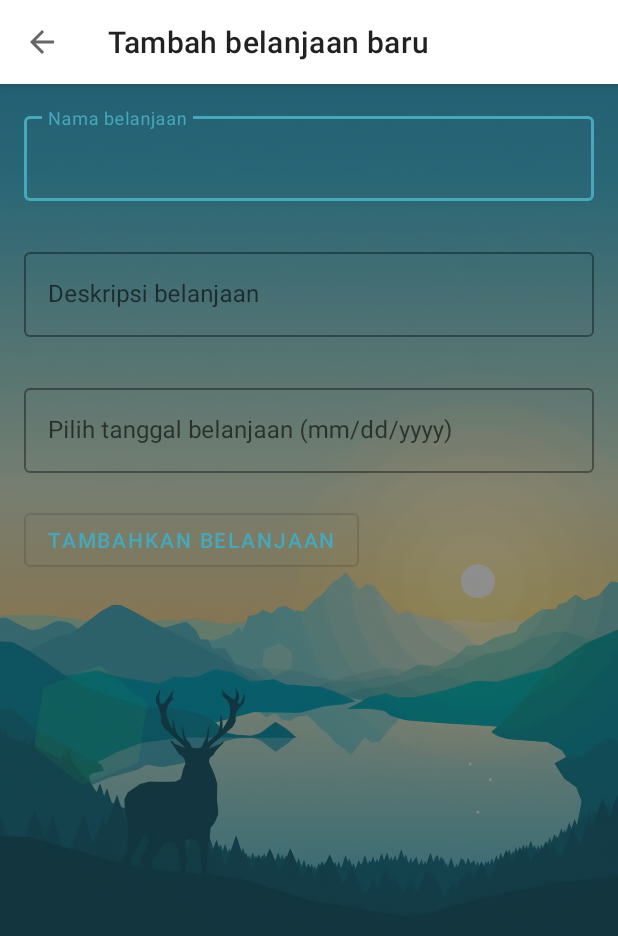
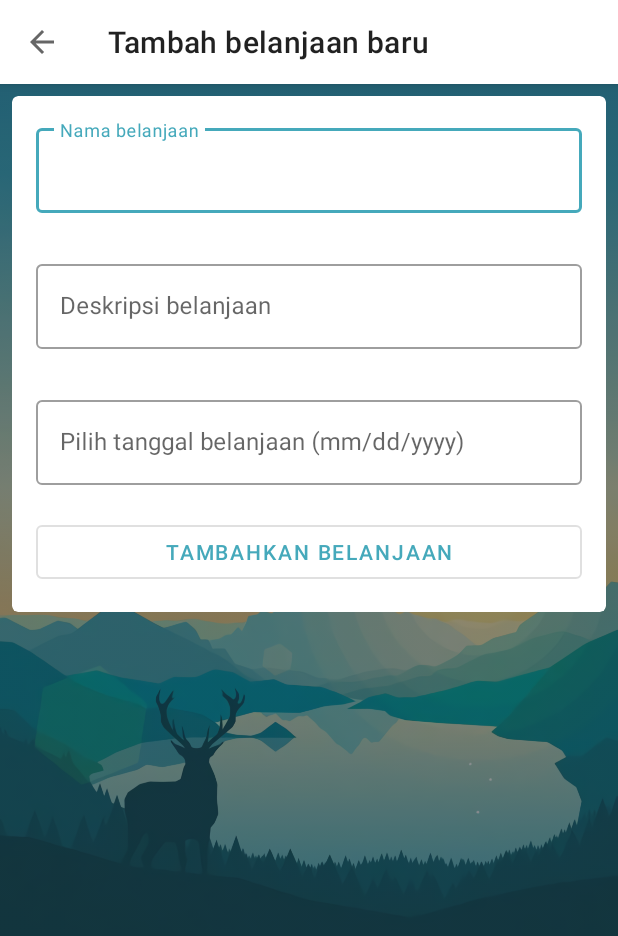
Before and after one commit to bagushikano/BLIapp, an Android app: the InputBelanjaanActivity screen opened directly, with no data from a screen before it, on a phone screen of 412 x 824 dp. Shown: the top 936 px of the screen. Run offline under Robolectric (Android 15) with nearby library versions, the phone set to English and light mode, and no system bars.

Commit message:
edit ui dikit

```diff
--- a/app/src/main/java/com/progmoblanjutklp1/appmemobelanja/adapter/ItemListAdapter.java
+++ b/app/src/main/java/com/progmoblanjutklp1/appmemobelanja/adapter/ItemListAdapter.java
@@ -120,7 +120,7 @@ public class ItemListAdapter extends RecyclerView.Adapter<ItemListAdapter.ViewHo
                     itemPosition.setId(itemWithBarang.getId());
                     new MaterialAlertDialogBuilder(context, R.style.AlertDialogTheme)
                             .setTitle(R.string.delete_item_dialog_title)
-                            .setMessage(String.format(context.getResources().getString(R.string.delete_item_dialog_message) , String.valueOf(itemPosition.getIdBarang())))
+                            .setMessage("Yakin ingin menghapus item dari list?")
                             .setPositiveButton(R.string.delete_dialog_positive, new DialogInterface.OnClickListener() {
                                 @Override
                                 public void onClick(DialogInterface dialogInterface, int i) {
--- /dev/null
+++ b/app/src/main/res/color/light_text_box_selector.xml
@@ -0,0 +1,7 @@
+<?xml version="1.0" encoding="utf-8"?>
+<selector xmlns:android="http://schemas.android.com/apk/res/android">
+        <item android:color="@color/primaryLightColorLight" android:state_focused="true"/>
+        <item android:alpha="0.87" android:color="@color/primaryLightColorLight" android:state_hovered="true"/>
+        <item android:alpha="0.12" android:color="@color/primaryLightColorLight" android:state_enabled="false"/>
+        <item android:alpha="0.8" android:color="@color/primaryLightColorLight"/>
+</selector>
--- /dev/null
+++ b/app/src/main/res/color/outlined_button_light.xml
@@ -0,0 +1,5 @@
+<?xml version="1.0" encoding="utf-8"?>
+<selector xmlns:android="http://schemas.android.com/apk/res/android">
+    <item android:color="@color/white" android:state_checked="true"/>
+    <item android:alpha="1" android:color="@color/primaryLightColorLight" android:state_checked="false"/>
+</selector>
--- a/app/src/main/res/layout/activity_input_belanjaan.xml
+++ b/app/src/main/res/layout/activity_input_belanjaan.xml
@@ -7,41 +7,53 @@
     android:fitsSystemWindows="true"
     tools:context=".activity.InputBelanjaanActivity">
 
+    <com.google.android.material.card.MaterialCardView
+        android:id="@+id/card"
+        android:layout_width="match_parent"
+        android:layout_height="wrap_content"
+        android:layout_margin="8dp"
+        app:cardElevation="0dp"
+        app:layout_constraintStart_toStartOf="parent"
+        app:layout_constraintTop_toTopOf="parent">
+
+        <LinearLayout
+            android:layout_width="match_parent"
+            android:layout_height="match_parent"
+            android:orientation="horizontal">
+
+            <LinearLayout
+                android:layout_width="match_parent"
+                android:layout_height="wrap_content"
+                android:orientation="vertical">
+
                 <com.google.android.material.textfield.TextInputLayout
                     android:id="@+id/belanjaan_name_form"
-        android:layout_width="0dp"
+                    android:layout_width="match_parent"
                     app:errorEnabled="true"
                     android:layout_height="wrap_content"
                     android:layout_marginStart="16dp"
                     android:layout_marginTop="16dp"
                     android:layout_marginEnd="16dp"
-        android:hint="@string/belanjaan_name_hint"
-        app:layout_constraintEnd_toEndOf="parent"
-        app:layout_constraintStart_toStartOf="parent"
-        app:layout_constraintTop_toTopOf="parent">
+                    android:hint="@string/belanjaan_name_hint">
 
                     <com.google.android.material.textfield.TextInputEditText
                         android:id="@+id/belanjaan_name_text_field"
                         android:layout_width="match_parent"
                         android:layout_height="match_parent"
                         android:ems="10"
-            android:textColor="@color/white"
                         android:imeOptions="actionNext"
-            android:inputType="text" />
+                        android:inputType="textCapSentences"/>
                 </com.google.android.material.textfield.TextInputLayout>
 
                 <com.google.android.material.textfield.TextInputLayout
                     android:id="@+id/belanjaan_deskripsi_form"
-        android:layout_width="0dp"
+                    android:layout_width="match_parent"
                     android:layout_height="wrap_content"
                     android:layout_marginStart="16dp"
                     android:layout_marginTop="8dp"
                     android:layout_marginEnd="16dp"
                     android:hint="@string/belanjaan_deskripsi_hint"
-        app:errorEnabled="true"
-        app:layout_constraintEnd_toEndOf="parent"
-        app:layout_constraintStart_toStartOf="parent"
-        app:layout_constraintTop_toBottomOf="@+id/belanjaan_name_form">
+                    app:errorEnabled="true">
 
                     <com.google.android.material.textfield.TextInputEditText
                         android:id="@+id/belanjaan_deskripsi_text_field"
@@ -49,13 +61,12 @@
                         android:layout_height="match_parent"
                         android:ems="10"
                         android:imeOptions="actionNext"
-            android:inputType="text"
-            android:textColor="@color/white" />
+                        android:inputType="textCapSentences" />
                 </com.google.android.material.textfield.TextInputLayout>
 
                 <com.google.android.material.textfield.TextInputLayout
                     android:id="@+id/belanjaan_tanggal_form"
-        android:layout_width="0dp"
+                    android:layout_width="match_parent"
                     android:layout_height="wrap_content"
                     android:layout_marginStart="16dp"
                     android:layout_marginTop="8dp"
@@ -65,10 +76,7 @@
                     android:focusableInTouchMode="false"
                     android:hint="@string/belanjaan_tanggal_hint"
                     android:longClickable="false"
-        app:errorEnabled="true"
-        app:layout_constraintEnd_toEndOf="parent"
-        app:layout_constraintStart_toStartOf="parent"
-        app:layout_constraintTop_toBottomOf="@+id/belanjaan_deskripsi_form">
+                    app:errorEnabled="true">
 
                     <com.google.android.material.textfield.TextInputEditText
                         android:id="@+id/belanjaan_tanggal_text_field"
@@ -78,17 +86,22 @@
                         android:ems="10"
                         android:focusable="true"
                         android:focusableInTouchMode="true"
-            android:inputType="date"
-            android:textColor="@color/white" />
+                        android:inputType="date" />
                 </com.google.android.material.textfield.TextInputLayout>
 
                 <Button
                     android:id="@+id/belanjaan_add"
-        android:layout_width="wrap_content"
-        android:layout_height="0dp"
+                    android:layout_width="match_parent"
+                    android:layout_height="wrap_content"
+                    android:layout_marginStart="16dp"
+                    android:layout_marginEnd="16dp"
+                    android:layout_marginBottom="16dp"
                     style="?attr/materialButtonOutlinedStyle"
-        android:text="@string/belanjaan_add_button"
-        app:layout_constraintStart_toStartOf="@+id/belanjaan_tanggal_form"
-        app:layout_constraintTop_toBottomOf="@+id/belanjaan_tanggal_form" />
+                    android:text="@string/belanjaan_add_button" />
+
+            </LinearLayout>
+        </LinearLayout>
+    </com.google.android.material.card.MaterialCardView>
+
 
 </androidx.constraintlayout.widget.ConstraintLayout>
--- a/app/src/main/res/layout/barang_selection_card_list.xml
+++ b/app/src/main/res/layout/barang_selection_card_list.xml
@@ -5,7 +5,10 @@
     android:id="@+id/card"
     app:cardElevation="0dp"
     android:layout_height="wrap_content"
-    android:layout_margin="8dp">
+    android:layout_marginEnd="8dp"
+    android:layout_marginTop="8dp"
+    android:layout_marginBottom="4dp"
+    android:layout_marginStart="8dp">
 
     <LinearLayout
         android:layout_width="match_parent"
--- a/app/src/main/res/values/colors.xml
+++ b/app/src/main/res/values/colors.xml
@@ -16,4 +16,5 @@
     <color name="primaryLightColorLight">#7bdbed</color>
     <color name="primaryDarkColorLight">#007a8b</color>
     <color name="primaryTextColorLight">#000000</color>
+
 </resources>
--- a/app/src/main/res/values/themes.xml
+++ b/app/src/main/res/values/themes.xml
@@ -21,7 +21,13 @@
         <item name="android:navigationBarColor" tools:targetApi="l">@color/more_transparent</item>
         <!-- Customize your theme here. -->
         <item name="textInputStyle">@style/Widget.App.TextInputLayout</item>
+<!--        <item name="materialButtonOutlinedStyle">@style/materialOutlinedStyleButton</item>-->
         <item name="titleTextColor">@color/primaryDarkColorLight</item>
+    </style>
+
+    <style name="materialOutlinedStyleButton" parent="Widget.MaterialComponents.Button.OutlinedButton">
+<!--        <item name="strokeColor">@color/outlined_button_light</item>-->
+<!--        <item name="android:textColor">@color/primaryLightColorLight</item>-->
     </style>
 
     <style name="ThemeOverlay.ActionBar" parent="">
@@ -29,10 +35,13 @@
     </style>
 
    <style name="Widget.App.TextInputLayout" parent="Widget.MaterialComponents.TextInputLayout.OutlinedBox">
-        <item name="materialThemeOverlay">@style/ThemeOverlay.App.TextInputLayout</item>
+       <item name="materialThemeOverlay">@style/ThemeOverlay.App.TextInputLayout</item>
+<!--       <item name="boxStrokeColor">@color/light_text_box_selector</item>-->
     </style>
 
     <style name="ThemeOverlay.App.TextInputLayout" parent="">
+        <item name="boxStrokeColor">@color/light_text_box_selector</item>
+        <item name="hintTextColor">@color/white</item>"
         <item name="editTextStyle">@style/Widget.MaterialComponents.TextInputLayout.OutlinedBox</item>
     </style>
 
```
Also changed, not shown: app/src/main/java/com/progmoblanjutklp1/appmemobelanja/fragment/DaftarBarangFragment.java (+0 -7 lines), app/src/main/res/layout/activity_input_item.xml (+37 -25 lines). Lines whose indentation alone changed are shown as unchanged.
